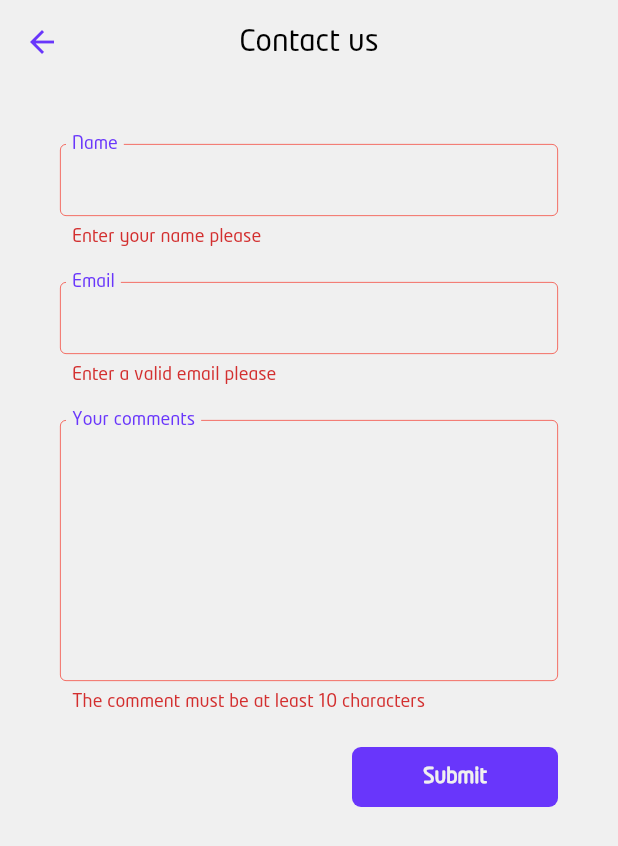
After one commit to ramaalshaban/GrabGrip_App, a Flutter app: the ContactUsScreen screen opened by its route, after a tap on "Submit", on a phone screen of 412 x 824 dp. The commit adds this screen. Shown: the top 846 px of the screen. Run offline on Flutter 3.47's test engine with Material 2 defaults, Android fonts, the phone set to English and light mode, and no system bars; our stand-ins replace auto_route, cached_network_image, dio, email_validator, flash, flutter_html and 8 more; missing offline and left inert: google_geocoding, google_place, skeleton_loader; accounts and stored records are empty; generated files the repository leaves out were written again.

Commit message:
feat: Add Contact us screen and functionality

```diff
--- a/lib/configs/providers/providers.dart
+++ b/lib/configs/providers/providers.dart
@@ -9,7 +9,8 @@ import 'package:grab_grip/features/browsing/browse/providers/browse_provider.dar
 import 'package:grab_grip/features/browsing/browse/providers/view_mode_provider.dart';
 import 'package:grab_grip/features/browsing/filter/models/filter_sort_model/filter_sort_model.dart';
 import 'package:grab_grip/features/browsing/filter/providers/filter_sort_provider.dart';
-import 'package:grab_grip/services/network/providers/http_request_state.dart';
+import 'package:grab_grip/features/feedback/contact_us/providers/feedback_provider.dart';
+import 'package:grab_grip/services/network/models/http_request_state/http_request_state.dart';
 import 'package:grab_grip/services/network/providers/http_request_state_provider.dart';
 
 final localeProvider = StateNotifierProvider<LocaleProvider, Locale>((_) {
@@ -41,3 +42,8 @@ final browseDataProvider =
   final filterSortProvider = reference.watch(filterAndSortProvider.notifier);
   return BrowseProvider(filterSortProvider);
 });
+
+final feedbackProvider = Provider((reference) {
+  final provider = reference.watch(httpRequestStateProvider.notifier);
+  return FeedbackProvider(provider);
+});
--- a/lib/configs/routes/app_router.dart
+++ b/lib/configs/routes/app_router.dart
@@ -6,6 +6,7 @@ import 'package:grab_grip/features/browsing/about_us/about_us_screen.dart';
 import 'package:grab_grip/features/browsing/browse/widgets/browse_details_screen.dart';
 import 'package:grab_grip/features/browsing/browse/widgets/browse_screen/browse_screen.dart';
 import 'package:grab_grip/features/browsing/home/home_screen.dart';
+import 'package:grab_grip/features/feedback/contact_us/contact_us_screen.dart';
 
 @MaterialAutoRouter(
   routes: <AutoRoute>[
@@ -15,6 +16,7 @@ import 'package:grab_grip/features/browsing/home/home_screen.dart';
     AutoRoute(page: ForgotPasswordScreen),
     AutoRoute(page: BrowseScreen),
     AutoRoute(page: BrowseDetailsScreen),
+    AutoRoute(page: ContactUsScreen),
     AutoRoute(page: AboutUsScreen),
   ],
 )
--- a/lib/features/authentication/login_screen.dart
+++ b/lib/features/authentication/login_screen.dart
@@ -7,7 +7,7 @@ import 'package:grab_grip/configs/routes/app_router.gr.dart';
 import 'package:grab_grip/features/authentication/models/auth_request/auth_request.dart';
 import 'package:grab_grip/features/authentication/utils/text_field_validators.dart';
 import 'package:grab_grip/features/authentication/widgets/registration_app_bar.dart';
-import 'package:grab_grip/services/network/providers/http_request_state.dart';
+import 'package:grab_grip/services/network/models/http_request_state/http_request_state.dart';
 import 'package:grab_grip/style/colors.dart';
 import 'package:grab_grip/style/text_fields.dart';
 import 'package:grab_grip/utils/device.dart';
@@ -84,7 +84,7 @@ class _LoginScreenState extends State<LoginScreen> {
                         provider: httpRequestStateProvider,
                         onChange: (context, HttpRequestState httpRequestState) {
                           httpRequestState.whenOrNull(
-                            success: () => showSnackBar(
+                            success: (_) => showSnackBar(
                               context,
                               AppLocalizations.of(context)!
                                   .you_logged_in_successfully,
@@ -105,7 +105,7 @@ class _LoginScreenState extends State<LoginScreen> {
                                   authModel: AuthModel(email, password),
                                 );
                               },
-                              success: () {
+                              success: (_) {
                                 final authenticationState = watch(authProvider);
                                 return authenticationState.when(
                                   authenticated: () {
--- a/lib/features/authentication/register_screen.dart
+++ b/lib/features/authentication/register_screen.dart
@@ -7,7 +7,7 @@ import 'package:grab_grip/configs/routes/app_router.gr.dart';
 import 'package:grab_grip/features/authentication/models/auth_request/auth_request.dart';
 import 'package:grab_grip/features/authentication/utils/text_field_validators.dart';
 import 'package:grab_grip/features/authentication/widgets/registration_app_bar.dart';
-import 'package:grab_grip/services/network/providers/http_request_state.dart';
+import 'package:grab_grip/services/network/models/http_request_state/http_request_state.dart';
 import 'package:grab_grip/style/colors.dart';
 import 'package:grab_grip/style/text_fields.dart';
 import 'package:grab_grip/utils/device.dart';
@@ -115,7 +115,7 @@ class _RegisterScreenState extends State<RegisterScreen> {
                         provider: httpRequestStateProvider,
                         onChange: (context, HttpRequestState httpRequestState) {
                           httpRequestState.whenOrNull(
-                            success: () => showSnackBar(
+                            success: (_) => showSnackBar(
                               context,
                               AppLocalizations.of(context)!
                                   .you_registered_successfully,
@@ -141,7 +141,7 @@ class _RegisterScreenState extends State<RegisterScreen> {
                                   watch: watch,
                                 );
                               },
-                              success: () {
+                              success: (_) {
                                 final authenticationState = watch(authProvider);
                                 return authenticationState.when(
                                   authenticated: () {
--- a/lib/features/authentication/utils/text_field_validators.dart
+++ b/lib/features/authentication/utils/text_field_validators.dart
@@ -1,7 +1,7 @@
 import 'package:email_validator/email_validator.dart';
 
 String? nameFieldValidator(String? enteredName) =>
-    (enteredName == null || enteredName.isEmpty)
+    (enteredName == null || enteredName.trim().isEmpty)
         ? 'Enter your name please'
         : null;
 
@@ -14,3 +14,14 @@ String? passwordFieldValidator(String? enteredPassword) =>
     (enteredPassword == null || enteredPassword.length < 6)
         ? 'The password must be at least 6 characters'
         : null;
+
+String? mustNotBeEmptyFieldValidator(String? enteredText) =>
+    (enteredText == null || enteredText.trim().isEmpty)
+        ? 'Fill this field please'
+        : null;
+
+String? commentsFieldValidator(String? enteredText) => (enteredText == null ||
+        enteredText.trim().isEmpty ||
+        enteredText.trim().length < 10)
+    ? 'The comment must be at least 10 characters'
+    : null;
--- a/lib/features/browsing/home/widgets/drawer.dart
+++ b/lib/features/browsing/home/widgets/drawer.dart
@@ -4,7 +4,7 @@ import 'package:flutter_gen/gen_l10n/app_localizations.dart';
 import 'package:flutter_riverpod/flutter_riverpod.dart';
 import 'package:grab_grip/configs/providers/providers.dart';
 import 'package:grab_grip/configs/routes/app_router.gr.dart';
-import 'package:grab_grip/services/network/providers/http_request_state.dart';
+import 'package:grab_grip/services/network/models/http_request_state/http_request_state.dart';
 import 'package:grab_grip/style/colors.dart';
 import 'package:grab_grip/utils/functions.dart';
 
@@ -65,7 +65,7 @@ class AppDrawer extends StatelessWidget {
             DrawerButton(
               Icons.contact_page,
               AppLocalizations.of(context)!.contact_us,
-              const AboutUsScreenRoute(),
+              const ContactUsScreenRoute(),
             ),
             DrawerButton(
               Icons.home_repair_service,
@@ -77,7 +77,7 @@ class AppDrawer extends StatelessWidget {
               provider: httpRequestStateProvider,
               onChange: (context, HttpRequestState httpRequestState) {
                 httpRequestState.whenOrNull(
-                  success: () {
+                  success: (_) {
                     showSnackBar(
                       context,
                       AppLocalizations.of(context)!.you_logged_out_successfully,
--- /dev/null
+++ b/lib/features/feedback/contact_us/contact_us_screen.dart
@@ -0,0 +1,176 @@
+import 'package:auto_route/src/router/auto_router_x.dart';
+import 'package:flutter/material.dart';
+import 'package:flutter/services.dart';
+import 'package:flutter_gen/gen_l10n/app_localizations.dart';
+import 'package:flutter_riverpod/flutter_riverpod.dart';
+import 'package:grab_grip/configs/providers/providers.dart';
+import 'package:grab_grip/features/authentication/utils/text_field_validators.dart';
+import 'package:grab_grip/features/feedback/contact_us/models/contact_us/contact_us_form.dart';
+import 'package:grab_grip/services/network/models/http_request_state/http_request_state.dart';
+import 'package:grab_grip/style/colors.dart';
+import 'package:grab_grip/style/text_fields.dart';
+import 'package:grab_grip/utils/device.dart';
+import 'package:grab_grip/utils/functions.dart';
+import 'package:grab_grip/utils/sized_box.dart';
+
+class ContactUsScreen extends StatefulWidget {
+  const ContactUsScreen({Key? key}) : super(key: key);
+
+  @override
+  State<ContactUsScreen> createState() => _ContactUsScreenState();
+}
+
+class _ContactUsScreenState extends State<ContactUsScreen> {
+  final _formKey = GlobalKey<FormState>();
+  String name = "";
+  String email = "";
+  String comments = "";
+
+  @override
+  Widget build(BuildContext context) {
+    return Scaffold(
+      backgroundColor: AppColors.white,
+      appBar: AppBar(
+        iconTheme: const IconThemeData(
+          color: AppColors.purple,
+        ),
+        centerTitle: true,
+        systemOverlayStyle: SystemUiOverlayStyle.dark,
+        backgroundColor: AppColors.white,
+        elevation: 0,
+        title: Text(
+          AppLocalizations.of(context)!.contact_us,
+          style: const TextStyle(
+            color: Colors.black,
+          ),
+        ),
+      ),
+      body: SingleChildScrollView(
+        padding: const EdgeInsets.fromLTRB(40.0, 40.0, 40.0, 0),
+        child: Column(
+          crossAxisAlignment: CrossAxisAlignment.start,
+          children: <Widget>[
+            Form(
+              key: _formKey,
+              child: Column(
+                crossAxisAlignment: CrossAxisAlignment.end,
+                children: <Widget>[
+                  TextFormField(
+                    onChanged: (text) => name = text,
+                    validator: nameFieldValidator,
+                    keyboardType: TextInputType.name,
+                    decoration: AppTextFields.contactUsInputDecoration.copyWith(
+                      labelText: AppLocalizations.of(context)!.name,
+                      contentPadding: const EdgeInsets.fromLTRB(8, 14, 8, 8),
+                    ),
+                    cursorColor: AppColors.purple,
+                  ),
+                  height24(),
+                  TextFormField(
+                    onChanged: (text) => email = text,
+                    validator: emailFieldValidator,
+                    keyboardType: TextInputType.emailAddress,
+                    decoration: AppTextFields.contactUsInputDecoration.copyWith(
+                      labelText: AppLocalizations.of(context)!.email,
+                      contentPadding: const EdgeInsets.fromLTRB(8, 14, 8, 8),
+                    ),
+                    cursorColor: AppColors.purple,
+                  ),
+                  height24(),
+                  TextFormField(
+                    minLines: 10,
+                    maxLines: 10,
+                    onChanged: (text) => comments = text,
+                    validator: commentsFieldValidator,
+                    keyboardType: TextInputType.multiline,
+                    decoration: AppTextFields.contactUsInputDecoration.copyWith(
+                      labelText: "Your comments",
+                      contentPadding: const EdgeInsets.fromLTRB(8, 16, 8, 8),
+                    ),
+                    cursorColor: AppColors.purple,
+                  ),
+                  height24(),
+                  Container(
+                    decoration: BoxDecoration(
+                      color: AppColors.purple,
+                      borderRadius: BorderRadius.circular(6),
+                    ),
+                    width: screenWidth(context) / 3,
+                    height: 40.0,
+                    child: ProviderListener(
+                      provider: httpRequestStateProvider,
+                      onChange: (context, HttpRequestState httpRequestState) {
+                        httpRequestState.whenOrNull(
+                          success: (successMessage) {
+                            showSnackBar(
+                              context,
+                              successMessage!,
+                            );
+                            context.router.pop();
+                          },
+                          error: (errorMessage) =>
+                              showSnackBarForError(context, errorMessage),
+                        );
+                      },
+                      child: Consumer(
+                        builder: (_, watch, __) {
+                          return watch(httpRequestStateProvider).maybeWhen(
+                            loading: () => const Center(
+                              child: CircularProgressIndicator(),
+                            ),
+                            orElse: () => SubmitButton(
+                              formKey: _formKey,
+                              contactUsFormModel: ContactUsForm(
+                                name,
+                                email,
+                                comments,
+                              ),
+                            ),
+                          );
+                        },
+                      ),
+                    ),
+                  ),
+                  height24(),
+                ],
+              ),
+            )
+          ],
+        ),
+      ),
+    );
+  }
+}
+
+class SubmitButton extends StatelessWidget {
+  const SubmitButton(
+      {Key? key, required this.formKey, required this.contactUsFormModel})
+      : super(key: key);
+
+  final GlobalKey<FormState> formKey;
+  final ContactUsForm contactUsFormModel;
+
+  @override
+  Widget build(BuildContext context) {
+    return Consumer(
+      builder: (_, ref, __) {
+        return TextButton(
+          onPressed: () async {
+            if (formKey.currentState!.validate()) {
+              ref(feedbackProvider).sendContactUsForm(
+                contactUsFormModel,
+              );
+            }
+          },
+          child: const Text(
+            "Submit",
+            style: TextStyle(
+              color: AppColors.white,
+              fontWeight: FontWeight.bold,
+            ),
+          ),
+        );
+      },
+    );
+  }
+}
--- /dev/null
+++ b/lib/features/feedback/contact_us/models/contact_us/contact_us_form.dart
@@ -0,0 +1,19 @@
+import 'package:flutter/foundation.dart';
+import 'package:freezed_annotation/freezed_annotation.dart';
+import 'package:json_annotation/json_annotation.dart';
+
+part 'contact_us_form.freezed.dart';
+
+part 'contact_us_form.g.dart';
+
+@freezed
+class ContactUsForm with _$ContactUsForm {
+  const factory ContactUsForm(
+    String name,
+    @JsonKey(name: "email_address") String email,
+    @JsonKey(name: "comment") String comments,
+  ) = _ContactUsForm;
+
+  factory ContactUsForm.fromJson(Map<String, dynamic> json) =>
+      _$ContactUsFormFromJson(json);
+}
--- /dev/null
+++ b/lib/features/feedback/contact_us/providers/feedback_provider.dart
@@ -0,0 +1,20 @@
+import 'package:grab_grip/features/feedback/contact_us/models/contact_us/contact_us_form.dart';
+import 'package:grab_grip/services/network/network_service.dart';
+import 'package:grab_grip/services/network/providers/http_request_state_provider.dart';
+
+class FeedbackProvider  {
+  HttpRequestStateProvider httpRequestStateProvider;
+
+  FeedbackProvider(this.httpRequestStateProvider);
+
+  Future<void> sendContactUsForm(ContactUsForm contactUsForm) async {
+    httpRequestStateProvider.setLoading();
+    await NetworkService().sendContactUsForm(contactUsForm).then((result) {
+      result.when((errorMessage) {
+        httpRequestStateProvider.setError(errorMessage);
+      }, (successMessage) {
+        httpRequestStateProvider.setSuccess(successMessage);
+      });
+    });
+  }
+}
--- a/lib/services/network/api/grab_grip_api.dart
+++ b/lib/services/network/api/grab_grip_api.dart
@@ -5,6 +5,7 @@ import 'package:grab_grip/features/authentication/models/register_response/regis
 import 'package:grab_grip/features/browsing/browse/models/browse_model/browse_model.dart';
 import 'package:grab_grip/features/browsing/browse/models/geocode_response/geocode_response.dart';
 import 'package:grab_grip/features/browsing/filter/models/categories_response/categories_response.dart';
+import 'package:grab_grip/features/feedback/contact_us/models/contact_us/contact_us_form.dart';
 import 'package:grab_grip/utils/constants.dart';
 import 'package:retrofit/http.dart';
 import 'package:retrofit/retrofit.dart';
@@ -52,4 +53,10 @@ abstract class GrabGripApi {
     @Query("place_id") required String placeId,
   });
 //endregion
+
+  //region feedback
+  @POST("/api/v1/contact")
+  Future<HttpResponse> sendContactUsForm(@Body() ContactUsForm contactUsForm);
+
+  //endregion
 }
--- a/lib/services/network/providers/http_request_state.dart
+++ b/lib/services/network/models/http_request_state/http_request_state.dart
@@ -6,7 +6,7 @@ part 'http_request_state.freezed.dart';
 @freezed
 abstract class HttpRequestState with _$HttpRequestState {
   const factory HttpRequestState.noRequestInProgress() = _Nothing;
-  const factory HttpRequestState.success() = _Data;
+  const factory HttpRequestState.success([String? message]) = _Data;
   const factory HttpRequestState.loading() = _Loading;
   const factory HttpRequestState.error(String message) = _ErrorDetails;
 }
--- a/lib/services/network/network_service.dart
+++ b/lib/services/network/network_service.dart
@@ -8,6 +8,7 @@ import 'package:grab_grip/features/browsing/browse/models/browse_model/browse_mo
 import 'package:grab_grip/features/browsing/browse/models/geocode_response/geocode_response.dart';
 import 'package:grab_grip/features/browsing/filter/models/categories_response/categories_response.dart';
 import 'package:grab_grip/features/browsing/filter/models/filter_sort_model/filter_sort_model.dart';
+import 'package:grab_grip/features/feedback/contact_us/models/contact_us/contact_us_form.dart';
 import 'package:grab_grip/services/network/api/grab_grip_api.dart';
 import 'package:grab_grip/utils/constants.dart';
 import 'package:multiple_result/multiple_result.dart';
@@ -121,6 +122,22 @@ class NetworkService {
 
   //endregion
 
+  //region feedback
+  Future<Result<String, String>> sendContactUsForm(
+      ContactUsForm contactUsForm) async {
+    try {
+      final sendFormCall = await _grabGripApi.sendContactUsForm(contactUsForm);
+      final successMessage = (sendFormCall.data as Map<String, dynamic>)['message'];
+      return Success(successMessage.toString());
+    } catch (error) {
+      print("error message : ${error.toString()} , in sending the form");
+      final errorMessage = _errorHandler(error as DioError);
+      return Error(errorMessage);
+    }
+  }
+
+  //endregion
+
   //region error handling
   bool _isNoInternetError(DioError dioError) =>
       dioError.error != null &&
@@ -144,6 +161,10 @@ class NetworkService {
         aggregatedErrorMessage +=
             "${errorData["errors"]["password"][0] as String}\n";
       }
+      if (errorData["errors"]["email_address"] != null) {
+        aggregatedErrorMessage +=
+            "${errorData["errors"]["email_address"][0] as String}\n";
+      }
     }
     // when an exception occurs while logging in, "error" is not null
     else if (errorData["error"] != null) {
--- a/lib/services/network/providers/http_request_state_provider.dart
+++ b/lib/services/network/providers/http_request_state_provider.dart
@@ -1,5 +1,5 @@
 import 'package:flutter_riverpod/flutter_riverpod.dart';
-import 'package:grab_grip/services/network/providers/http_request_state.dart';
+import 'package:grab_grip/services/network/models/http_request_state/http_request_state.dart';
 
 class HttpRequestStateProvider extends StateNotifier<HttpRequestState> {
   HttpRequestStateProvider()
@@ -9,8 +9,8 @@ class HttpRequestStateProvider extends StateNotifier<HttpRequestState> {
     state = const HttpRequestState.loading();
   }
 
-  void setSuccess() {
-    state = const HttpRequestState.success();
+  void setSuccess([String? successMessage]) {
+    state = HttpRequestState.success(successMessage);
   }
 
   void setError(String errorMessage) {
--- a/lib/style/text_fields.dart
+++ b/lib/style/text_fields.dart
@@ -13,4 +13,35 @@ class AppTextFields {
       ),
     ),
   );
+
+  static const contactUsInputDecoration = InputDecoration(
+    floatingLabelBehavior: FloatingLabelBehavior.always,
+    labelStyle: TextStyle(
+      color: AppColors.purple,
+    ),
+    focusedBorder: OutlineInputBorder(
+      borderSide: BorderSide(
+        width: 1.5,
+        color: AppColors.purple,
+      ),
+    ),
+    enabledBorder: OutlineInputBorder(
+      borderSide: BorderSide(
+        width: 0.5,
+        color: AppColors.lightPurple,
+      ),
+    ),
+    errorBorder: OutlineInputBorder(
+      borderSide: BorderSide(
+        width: 0.5,
+        color: Colors.red,
+      ),
+    ),
+    focusedErrorBorder: OutlineInputBorder(
+      borderSide: BorderSide(
+        width: 0.5,
+        color: Colors.red,
+      ),
+    ),
+  );
 }
```
Also changed, not shown: lib/configs/routes/app_router.gr.dart, lib/features/feedback/contact_us/models/contact_us/contact_us_form.freezed.dart (added), lib/features/feedback/contact_us/models/contact_us/contact_us_form.g.dart (added), lib/services/network/api/grab_grip_api.g.dart, lib/services/network/models/http_request_state/http_request_state.freezed.dart.
